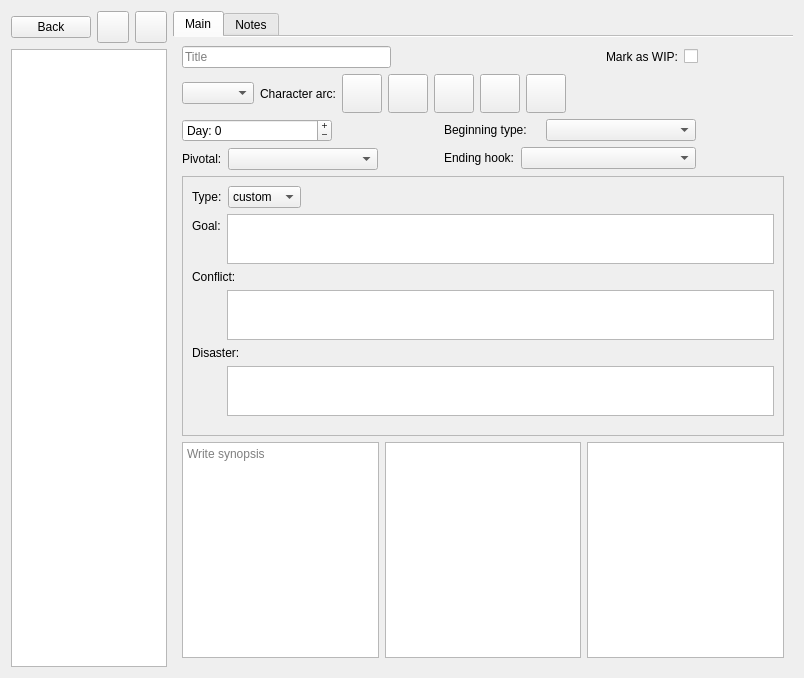
Before: the Qt Designer form ui/scene_editor.ui in zkovari/plotlyst, drawn with Qt 5.
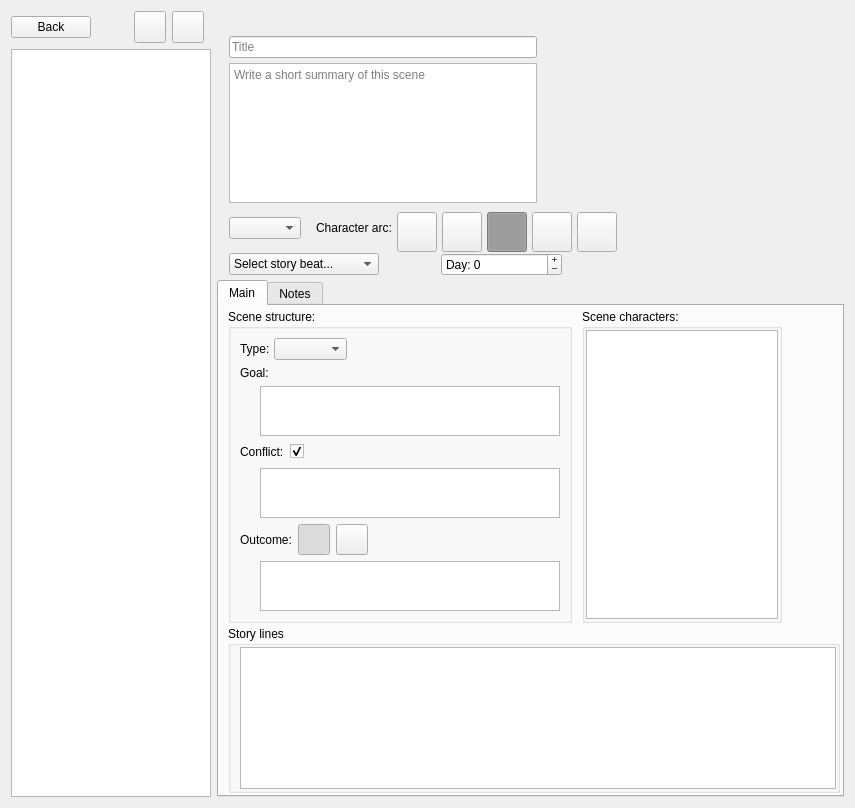
After: the same form once the commit is applied.

What changed in the file:
```diff
--- a/ui/scene_editor.ui
+++ b/ui/scene_editor.ui
@@ -6,14 +6,14 @@
    <rect>
     <x>0</x>
     <y>0</y>
-    <width>804</width>
-    <height>678</height>
+    <width>855</width>
+    <height>808</height>
    </rect>
   </property>
   <property name="windowTitle">
    <string>Form</string>
   </property>
-  <layout class="QHBoxLayout" name="horizontalLayout_12">
+  <layout class="QHBoxLayout" name="horizontalLayout_7">
    <item>
     <layout class="QVBoxLayout" name="verticalLayout">
      <item>
@@ -152,37 +152,58 @@
     </layout>
    </item>
    <item>
-    <widget class="QTabWidget" name="tabWidget">
-     <property name="focusPolicy">
-      <enum>Qt::NoFocus</enum>
+    <layout class="QVBoxLayout" name="verticalLayout_3">
+     <property name="spacing">
+      <number>4</number>
      </property>
-     <property name="tabShape">
-      <enum>QTabWidget::Rounded</enum>
-     </property>
-     <property name="currentIndex">
-      <number>0</number>
-     </property>
-     <property name="iconSize">
+     <item>
+      <spacer name="horizontalSpacer_8">
+       <property name="orientation">
+        <enum>Qt::Horizontal</enum>
+       </property>
+       <property name="sizeHint" stdset="0">
       <size>
-       <width>32</width>
-       <height>32</height>
-      </size>
-     </property>
-     <property name="elideMode">
-      <enum>Qt::ElideMiddle</enum>
-     </property>
-     <property name="documentMode">
-      <bool>true</bool>
-     </property>
-     <widget class="QWidget" name="tabGeneral">
-      <attribute name="title">
-       <string>Main</string>
-      </attribute>
-      <layout class="QVBoxLayout" name="verticalLayout_6">
+         <width>40</width>
+         <height>25</height>
+        </size>
+       </property>
+      </spacer>
+     </item>
+     <item>
+      <widget class="QWidget" name="wdgTop" native="true">
+       <layout class="QVBoxLayout" name="verticalLayout_2">
+        <property name="spacing">
+         <number>5</number>
+        </property>
+        <property name="leftMargin">
+         <number>0</number>
+        </property>
+        <property name="topMargin">
+         <number>0</number>
+        </property>
+        <property name="rightMargin">
+         <number>0</number>
+        </property>
+        <property name="bottomMargin">
+         <number>0</number>
+        </property>
        <item>
         <layout class="QHBoxLayout" name="horizontalLayout_5">
+          <item>
+           <widget class="QLabel" name="lblTitleEmoji">
+            <property name="text">
+             <string/>
+            </property>
+           </widget>
+          </item>
          <item>
           <widget class="QLineEdit" name="lineTitle">
+            <property name="minimumSize">
+             <size>
+              <width>250</width>
+              <height>0</height>
+             </size>
+            </property>
            <property name="maximumSize">
             <size>
              <width>400</width>
@@ -207,39 +228,63 @@
            </property>
           </spacer>
          </item>
+         </layout>
+        </item>
          <item>
-          <widget class="QLabel" name="label_2">
+         <layout class="QHBoxLayout" name="horizontalLayout_6">
+          <item alignment="Qt::AlignTop">
+           <widget class="QLabel" name="lblSynopsisEmoji">
            <property name="text">
-            <string>Mark as WIP:</string>
+             <string/>
            </property>
           </widget>
          </item>
          <item>
-          <widget class="QCheckBox" name="cbWip">
+           <widget class="QTextEdit" name="textSynopsis">
            <property name="minimumSize">
             <size>
-             <width>100</width>
+              <width>300</width>
              <height>0</height>
             </size>
            </property>
            <property name="maximumSize">
             <size>
-             <width>200</width>
+              <width>600</width>
              <height>16777215</height>
             </size>
            </property>
-           <property name="cursor">
-            <cursorShape>PointingHandCursor</cursorShape>
-           </property>
-           <property name="text">
-            <string/>
+            <property name="autoFormatting">
+             <set>QTextEdit::AutoBulletList</set>
+            </property>
+            <property name="placeholderText">
+             <string>Write a short summary of this scene</string>
            </property>
           </widget>
          </item>
+          <item>
+           <spacer name="horizontalSpacer_5">
+            <property name="orientation">
+             <enum>Qt::Horizontal</enum>
+            </property>
+            <property name="sizeHint" stdset="0">
+             <size>
+              <width>40</width>
+              <height>20</height>
+             </size>
+            </property>
+           </spacer>
+          </item>
         </layout>
        </item>
        <item>
         <layout class="QHBoxLayout" name="horizontalLayout">
+          <item>
+           <widget class="QLabel" name="lblPovEmoji">
+            <property name="text">
+             <string/>
+            </property>
+           </widget>
+          </item>
          <item>
           <widget class="QComboBox" name="cbPov">
            <property name="maximumSize">
@@ -251,7 +296,23 @@
           </widget>
          </item>
          <item>
-          <widget class="QLabel" name="label">
+           <spacer name="horizontalSpacer_10">
+            <property name="orientation">
+             <enum>Qt::Horizontal</enum>
+            </property>
+            <property name="sizeType">
+             <enum>QSizePolicy::Preferred</enum>
+            </property>
+            <property name="sizeHint" stdset="0">
+             <size>
+              <width>10</width>
+              <height>20</height>
+             </size>
+            </property>
+           </spacer>
+          </item>
+          <item>
+           <widget class="QLabel" name="lblArc">
            <property name="text">
             <string>Character arc:</string>
            </property>
@@ -259,21 +320,49 @@
          </item>
          <item>
           <widget class="QToolButton" name="btnVeryUnhappy">
+            <property name="minimumSize">
+             <size>
+              <width>40</width>
+              <height>40</height>
+             </size>
+            </property>
+            <property name="maximumSize">
+             <size>
+              <width>32</width>
+              <height>32</height>
+             </size>
+            </property>
            <property name="cursor">
             <cursorShape>PointingHandCursor</cursorShape>
            </property>
+            <property name="styleSheet">
+             <string notr="true">QToolButton:checked {
+	background-color: rgb(239, 0, 0);
+}
+
+QToolButton:hover {
+	border: 1px solid rgb(239, 0, 0);
+}
+
+QToolButton:disabled {   
+	font: grey;
+}</string>
+            </property>
            <property name="text">
             <string/>
            </property>
            <property name="iconSize">
             <size>
-             <width>32</width>
-             <height>32</height>
+              <width>4</width>
+              <height>4</height>
             </size>
            </property>
            <property name="checkable">
             <bool>true</bool>
            </property>
+            <property name="toolButtonStyle">
+             <enum>Qt::ToolButtonTextOnly</enum>
+            </property>
            <attribute name="buttonGroup">
             <string notr="true">buttonGroup</string>
            </attribute>
@@ -281,21 +370,45 @@
          </item>
          <item>
           <widget class="QToolButton" name="btnUnHappy">
+            <property name="minimumSize">
+             <size>
+              <width>40</width>
+              <height>40</height>
+             </size>
+            </property>
+            <property name="maximumSize">
+             <size>
+              <width>32</width>
+              <height>32</height>
+             </size>
+            </property>
            <property name="cursor">
             <cursorShape>PointingHandCursor</cursorShape>
            </property>
+            <property name="styleSheet">
+             <string notr="true">QToolButton:checked {
+	background-color: rgb(255, 142, 43);
+}
+
+QToolButton:hover {
+	border: 1px solid rgb(255, 142, 43);
+}</string>
+            </property>
            <property name="text">
             <string/>
            </property>
            <property name="iconSize">
             <size>
-             <width>32</width>
-             <height>32</height>
+              <width>4</width>
+              <height>4</height>
             </size>
            </property>
            <property name="checkable">
             <bool>true</bool>
            </property>
+            <property name="toolButtonStyle">
+             <enum>Qt::ToolButtonTextOnly</enum>
+            </property>
            <attribute name="buttonGroup">
             <string notr="true">buttonGroup</string>
            </attribute>
@@ -303,21 +416,48 @@
          </item>
          <item>
           <widget class="QToolButton" name="btnNeutral">
+            <property name="minimumSize">
+             <size>
+              <width>40</width>
+              <height>40</height>
+             </size>
+            </property>
+            <property name="maximumSize">
+             <size>
+              <width>32</width>
+              <height>32</height>
+             </size>
+            </property>
            <property name="cursor">
             <cursorShape>PointingHandCursor</cursorShape>
            </property>
+            <property name="styleSheet">
+             <string notr="true">QToolButton::checked {
+	background-color: rgb(171, 171, 171);
+}
+
+QToolButton:hover {
+	border: 1px solid rgb(171, 171, 171);
+}</string>
+            </property>
            <property name="text">
             <string/>
            </property>
            <property name="iconSize">
             <size>
-             <width>32</width>
-             <height>32</height>
+              <width>4</width>
+              <height>4</height>
             </size>
            </property>
            <property name="checkable">
             <bool>true</bool>
            </property>
+            <property name="checked">
+             <bool>true</bool>
+            </property>
+            <property name="toolButtonStyle">
+             <enum>Qt::ToolButtonTextOnly</enum>
+            </property>
            <attribute name="buttonGroup">
             <string notr="true">buttonGroup</string>
            </attribute>
@@ -325,21 +465,45 @@
          </item>
          <item>
           <widget class="QToolButton" name="btnHappy">
+            <property name="minimumSize">
+             <size>
+              <width>40</width>
+              <height>40</height>
+             </size>
+            </property>
+            <property name="maximumSize">
+             <size>
+              <width>32</width>
+              <height>32</height>
+             </size>
+            </property>
            <property name="cursor">
             <cursorShape>PointingHandCursor</cursorShape>
            </property>
+            <property name="styleSheet">
+             <string notr="true">QToolButton:checked {
+	background-color: rgb(136, 255, 115);
+}
+
+QToolButton:hover {
+	border: 1px solid rgb(136, 255, 115);
+}</string>
+            </property>
            <property name="text">
             <string/>
            </property>
            <property name="iconSize">
             <size>
-             <width>32</width>
-             <height>32</height>
+              <width>4</width>
+              <height>4</height>
             </size>
            </property>
            <property name="checkable">
             <bool>true</bool>
            </property>
+            <property name="toolButtonStyle">
+             <enum>Qt::ToolButtonTextOnly</enum>
+            </property>
            <attribute name="buttonGroup">
             <string notr="true">buttonGroup</string>
            </attribute>
@@ -347,21 +511,47 @@
          </item>
          <item>
           <widget class="QToolButton" name="btnVeryHappy">
+            <property name="minimumSize">
+             <size>
+              <width>40</width>
+              <height>40</height>
+             </size>
+            </property>
+            <property name="maximumSize">
+             <size>
+              <width>32</width>
+              <height>32</height>
+             </size>
+            </property>
            <property name="cursor">
             <cursorShape>PointingHandCursor</cursorShape>
            </property>
+            <property name="styleSheet">
+             <string notr="true">QToolButton:checked {
+	background-color: rgb(0, 202, 148);
+}
+
+QToolButton:hover {
+	border: 1px solid rgb(0, 202, 148);
+}
+
+</string>
+            </property>
            <property name="text">
             <string/>
            </property>
            <property name="iconSize">
             <size>
-             <width>32</width>
-             <height>32</height>
+              <width>4</width>
+              <height>4</height>
             </size>
            </property>
            <property name="checkable">
             <bool>true</bool>
            </property>
+            <property name="toolButtonStyle">
+             <enum>Qt::ToolButtonTextOnly</enum>
+            </property>
            <attribute name="buttonGroup">
             <string notr="true">buttonGroup</string>
            </attribute>
@@ -385,7 +575,109 @@
        <item>
         <layout class="QHBoxLayout" name="horizontalLayout_11">
          <item>
-          <layout class="QVBoxLayout" name="verticalLayout_5">
+           <widget class="QLabel" name="lblBeatEmoji">
+            <property name="text">
+             <string/>
+            </property>
+           </widget>
+          </item>
+          <item>
+           <widget class="QComboBox" name="cbPivotal">
+            <property name="minimumSize">
+             <size>
+              <width>150</width>
+              <height>0</height>
+             </size>
+            </property>
+            <property name="maximumSize">
+             <size>
+              <width>200</width>
+              <height>16777215</height>
+             </size>
+            </property>
+            <property name="placeholderText">
+             <string/>
+            </property>
+            <item>
+             <property name="text">
+              <string>Select story beat...</string>
+             </property>
+            </item>
+            <item>
+             <property name="text">
+              <string/>
+             </property>
+            </item>
+            <item>
+             <property name="text">
+              <string>Hook</string>
+             </property>
+            </item>
+            <item>
+             <property name="text">
+              <string>Inciting incident</string>
+             </property>
+            </item>
+            <item>
+             <property name="text">
+              <string>First plot point</string>
+             </property>
+            </item>
+            <item>
+             <property name="text">
+              <string>First pinch point</string>
+             </property>
+            </item>
+            <item>
+             <property name="text">
+              <string>Midpoint</string>
+             </property>
+            </item>
+            <item>
+             <property name="text">
+              <string>Second pinch point</string>
+             </property>
+            </item>
+            <item>
+             <property name="text">
+              <string>Dark moment</string>
+             </property>
+            </item>
+            <item>
+             <property name="text">
+              <string>A-ha moment</string>
+             </property>
+            </item>
+            <item>
+             <property name="text">
+              <string>Climax</string>
+             </property>
+            </item>
+           </widget>
+          </item>
+          <item>
+           <spacer name="horizontalSpacer_6">
+            <property name="orientation">
+             <enum>Qt::Horizontal</enum>
+            </property>
+            <property name="sizeType">
+             <enum>QSizePolicy::Preferred</enum>
+            </property>
+            <property name="sizeHint" stdset="0">
+             <size>
+              <width>45</width>
+              <height>20</height>
+             </size>
+            </property>
+           </spacer>
+          </item>
+          <item>
+           <widget class="QLabel" name="lblDayEmoji">
+            <property name="text">
+             <string/>
+            </property>
+           </widget>
+          </item>
            <item>
             <widget class="QSpinBox" name="sbDay">
              <property name="minimumSize">
@@ -418,225 +710,7 @@
             </widget>
            </item>
            <item>
-            <layout class="QHBoxLayout" name="horizontalLayout_7">
-             <item>
-              <widget class="QLabel" name="label_5">
-               <property name="text">
-                <string>Pivotal:</string>
-               </property>
-              </widget>
-             </item>
-             <item>
-              <widget class="QComboBox" name="cbPivotal">
-               <property name="minimumSize">
-                <size>
-                 <width>150</width>
-                 <height>0</height>
-                </size>
-               </property>
-               <property name="maximumSize">
-                <size>
-                 <width>200</width>
-                 <height>16777215</height>
-                </size>
-               </property>
-               <item>
-                <property name="text">
-                 <string/>
-                </property>
-               </item>
-               <item>
-                <property name="text">
-                 <string>Hook</string>
-                </property>
-               </item>
-               <item>
-                <property name="text">
-                 <string>Inciting incident</string>
-                </property>
-               </item>
-               <item>
-                <property name="text">
-                 <string>First plot point</string>
-                </property>
-               </item>
-               <item>
-                <property name="text">
-                 <string>First pinch point</string>
-                </property>
-               </item>
-               <item>
-                <property name="text">
-                 <string>Midpoint</string>
-                </property>
-               </item>
-               <item>
-                <property name="text">
-                 <string>Second pinch point</string>
-                </property>
-               </item>
-               <item>
-                <property name="text">
-                 <string>Dark moment</string>
-                </property>
-               </item>
-               <item>
-                <property name="text">
-                 <string>A-ha moment</string>
-                </property>
-               </item>
-               <item>
-                <property name="text">
-                 <string>Climax</string>
-                </property>
-               </item>
-              </widget>
-             </item>
-             <item>
-              <spacer name="horizontalSpacer_5">
-               <property name="orientation">
-                <enum>Qt::Horizontal</enum>
-               </property>
-               <property name="sizeType">
-                <enum>QSizePolicy::Expanding</enum>
-               </property>
-               <property name="sizeHint" stdset="0">
-                <size>
-                 <width>60</width>
-                 <height>20</height>
-                </size>
-               </property>
-              </spacer>
-             </item>
-            </layout>
-           </item>
-          </layout>
-         </item>
-         <item>
-          <layout class="QVBoxLayout" name="verticalLayout_2">
-           <item>
-            <layout class="QHBoxLayout" name="horizontalLayout_10">
-             <item>
-              <widget class="QLabel" name="label_7">
-               <property name="text">
-                <string>Beginning type:</string>
-               </property>
-              </widget>
-             </item>
-             <item>
-              <widget class="QComboBox" name="cbBeginningType">
-               <property name="minimumSize">
-                <size>
-                 <width>150</width>
-                 <height>0</height>
-                </size>
-               </property>
-               <property name="maximumSize">
-                <size>
-                 <width>250</width>
-                 <height>16777215</height>
-                </size>
-               </property>
-               <item>
-                <property name="text">
-                 <string/>
-                </property>
-               </item>
-               <item>
-                <property name="text">
-                 <string>Action</string>
-                </property>
-               </item>
-               <item>
-                <property name="text">
-                 <string>Summary</string>
-                </property>
-               </item>
-               <item>
-                <property name="text">
-                 <string>Character's thoughts</string>
-                </property>
-               </item>
-               <item>
-                <property name="text">
-                 <string>Setting</string>
-                </property>
-               </item>
-               <item>
-                <property name="text">
-                 <string>Dialogue</string>
-                </property>
-               </item>
-              </widget>
-             </item>
-            </layout>
-           </item>
-           <item>
-            <layout class="QHBoxLayout" name="horizontalLayout_9">
-             <item>
-              <widget class="QLabel" name="label_6">
-               <property name="text">
-                <string>Ending hook:</string>
-               </property>
-              </widget>
-             </item>
-             <item>
-              <widget class="QComboBox" name="cbEndingHook">
-               <property name="minimumSize">
-                <size>
-                 <width>150</width>
-                 <height>0</height>
-                </size>
-               </property>
-               <property name="maximumSize">
-                <size>
-                 <width>250</width>
-                 <height>16777215</height>
-                </size>
-               </property>
-               <item>
-                <property name="text">
-                 <string/>
-                </property>
-               </item>
-               <item>
-                <property name="text">
-                 <string>Cliffhanger</string>
-                </property>
-               </item>
-               <item>
-                <property name="text">
-                 <string>Epiphany</string>
-                </property>
-               </item>
-               <item>
-                <property name="text">
-                 <string>Revelation</string>
-                </property>
-               </item>
-               <item>
-                <property name="text">
-                 <string>Emotional turmoil</string>
-                </property>
-               </item>
-               <item>
-                <property name="text">
-                 <string>Promise of more revelation</string>
-                </property>
-               </item>
-               <item>
-                <property name="text">
-                 <string>Plottwist</string>
-                </property>
-               </item>
-              </widget>
-             </item>
-            </layout>
-           </item>
-          </layout>
-         </item>
-         <item>
-          <spacer name="horizontalSpacer_8">
+           <spacer name="horizontalSpacer_9">
            <property name="orientation">
             <enum>Qt::Horizontal</enum>
            </property>
@@ -650,17 +724,71 @@
          </item>
         </layout>
        </item>
+       </layout>
+      </widget>
+     </item>
        <item>
-        <widget class="QFrame" name="frame">
-         <property name="frameShape">
-          <enum>QFrame::StyledPanel</enum>
-         </property>
-         <property name="frameShadow">
-          <enum>QFrame::Raised</enum>
-         </property>
+      <widget class="QTabWidget" name="tabWidget">
+       <property name="focusPolicy">
+        <enum>Qt::NoFocus</enum>
+       </property>
+       <property name="tabShape">
+        <enum>QTabWidget::Rounded</enum>
+       </property>
+       <property name="currentIndex">
+        <number>0</number>
+       </property>
+       <property name="iconSize">
+        <size>
+         <width>32</width>
+         <height>32</height>
+        </size>
+       </property>
+       <property name="elideMode">
+        <enum>Qt::ElideNone</enum>
+       </property>
+       <property name="documentMode">
+        <bool>false</bool>
+       </property>
+       <widget class="QWidget" name="tabGeneral">
+        <attribute name="title">
+         <string>Main</string>
+        </attribute>
          <layout class="QVBoxLayout" name="verticalLayout_4">
+         <property name="spacing">
+          <number>3</number>
+         </property>
+         <property name="topMargin">
+          <number>3</number>
+         </property>
+         <property name="rightMargin">
+          <number>2</number>
+         </property>
+         <property name="bottomMargin">
+          <number>2</number>
+         </property>
+         <item>
+          <layout class="QHBoxLayout" name="horizontalLayout_9">
+           <property name="spacing">
+            <number>0</number>
+           </property>
+           <item>
+            <widget class="QGroupBox" name="groupBox">
+             <property name="maximumSize">
+              <size>
+               <width>550</width>
+               <height>16777215</height>
+              </size>
+             </property>
+             <property name="title">
+              <string>Scene structure:</string>
+             </property>
+             <layout class="QVBoxLayout" name="verticalLayout_5">
           <item>
            <layout class="QHBoxLayout" name="horizontalLayout_3">
+                <property name="spacing">
+                 <number>4</number>
+                </property>
             <item>
              <widget class="QLabel" name="label_3">
               <property name="text">
@@ -678,7 +806,7 @@
               </property>
               <item>
                <property name="text">
-                <string>custom</string>
+                    <string/>
                </property>
               </item>
               <item>
@@ -709,40 +837,104 @@
            </layout>
           </item>
           <item>
-           <layout class="QHBoxLayout" name="horizontalLayout_4">
-            <item>
-             <layout class="QFormLayout" name="formLayout">
-              <item row="0" column="0">
                <widget class="QLabel" name="lblType1">
                 <property name="text">
                  <string>Goal:</string>
                 </property>
                </widget>
               </item>
-              <item row="0" column="1">
+              <item>
+               <layout class="QHBoxLayout" name="horizontalLayout_12">
+                <item>
+                 <spacer name="horizontalSpacer_14">
+                  <property name="orientation">
+                   <enum>Qt::Horizontal</enum>
+                  </property>
+                  <property name="sizeType">
+                   <enum>QSizePolicy::Preferred</enum>
+                  </property>
+                  <property name="sizeHint" stdset="0">
+                   <size>
+                    <width>20</width>
+                    <height>20</height>
+                   </size>
+                  </property>
+                 </spacer>
+                </item>
+                <item>
                <widget class="QTextEdit" name="textEvent1">
                 <property name="minimumSize">
                  <size>
-                  <width>400</width>
+                    <width>300</width>
                   <height>0</height>
                  </size>
                 </property>
                 <property name="maximumSize">
                  <size>
-                  <width>16777215</width>
+                    <width>600</width>
                   <height>50</height>
                  </size>
                 </property>
                </widget>
               </item>
-              <item row="1" column="0" colspan="2">
+               </layout>
+              </item>
+              <item>
+               <layout class="QHBoxLayout" name="horizontalLayout_10">
+                <item>
                <widget class="QLabel" name="lblType2">
                 <property name="text">
                  <string>Conflict:</string>
                 </property>
                </widget>
               </item>
-              <item row="2" column="1">
+                <item>
+                 <widget class="QCheckBox" name="cbConflict">
+                  <property name="text">
+                   <string/>
+                  </property>
+                  <property name="checkable">
+                   <bool>true</bool>
+                  </property>
+                  <property name="checked">
+                   <bool>true</bool>
+                  </property>
+                 </widget>
+                </item>
+                <item>
+                 <spacer name="horizontalSpacer_17">
+                  <property name="orientation">
+                   <enum>Qt::Horizontal</enum>
+                  </property>
+                  <property name="sizeHint" stdset="0">
+                   <size>
+                    <width>40</width>
+                    <height>20</height>
+                   </size>
+                  </property>
+                 </spacer>
+                </item>
+               </layout>
+              </item>
+              <item>
+               <layout class="QHBoxLayout" name="horizontalLayout_13">
+                <item>
+                 <spacer name="horizontalSpacer_15">
+                  <property name="orientation">
+                   <enum>Qt::Horizontal</enum>
+                  </property>
+                  <property name="sizeType">
+                   <enum>QSizePolicy::Preferred</enum>
+                  </property>
+                  <property name="sizeHint" stdset="0">
+                   <size>
+                    <width>20</width>
+                    <height>20</height>
+                   </size>
+                  </property>
+                 </spacer>
+                </item>
+                <item>
                <widget class="QTextEdit" name="textEvent2">
                 <property name="sizePolicy">
                  <sizepolicy hsizetype="Expanding" vsizetype="Preferred">
@@ -752,81 +944,191 @@
                 </property>
                 <property name="minimumSize">
                  <size>
-                  <width>400</width>
+                    <width>300</width>
                   <height>0</height>
                  </size>
                 </property>
                 <property name="maximumSize">
                  <size>
-                  <width>16777215</width>
+                    <width>600</width>
                   <height>50</height>
                  </size>
                 </property>
                </widget>
               </item>
-              <item row="3" column="0" colspan="2">
+               </layout>
+              </item>
+              <item>
+               <layout class="QHBoxLayout" name="horizontalLayout_4">
+                <item>
                <widget class="QLabel" name="lblType3">
                 <property name="text">
-                 <string>Disaster:</string>
+                   <string>Outcome:</string>
                 </property>
                </widget>
               </item>
-              <item row="4" column="1">
+                <item>
+                 <widget class="QToolButton" name="btnDisaster">
+                  <property name="maximumSize">
+                   <size>
+                    <width>32</width>
+                    <height>16777215</height>
+                   </size>
+                  </property>
+                  <property name="cursor">
+                   <cursorShape>PointingHandCursor</cursorShape>
+                  </property>
+                  <property name="text">
+                   <string/>
+                  </property>
+                  <property name="iconSize">
+                   <size>
+                    <width>24</width>
+                    <height>24</height>
+                   </size>
+                  </property>
+                  <property name="checkable">
+                   <bool>true</bool>
+                  </property>
+                  <property name="checked">
+                   <bool>true</bool>
+                  </property>
+                  <property name="toolButtonStyle">
+                   <enum>Qt::ToolButtonTextBesideIcon</enum>
+                  </property>
+                  <attribute name="buttonGroup">
+                   <string notr="true">buttonGroup_2</string>
+                  </attribute>
+                 </widget>
+                </item>
+                <item>
+                 <widget class="QToolButton" name="btnResolution">
+                  <property name="maximumSize">
+                   <size>
+                    <width>32</width>
+                    <height>16777215</height>
+                   </size>
+                  </property>
+                  <property name="cursor">
+                   <cursorShape>PointingHandCursor</cursorShape>
+                  </property>
+                  <property name="text">
+                   <string/>
+                  </property>
+                  <property name="iconSize">
+                   <size>
+                    <width>24</width>
+                    <height>24</height>
+                   </size>
+                  </property>
+                  <property name="checkable">
+                   <bool>true</bool>
+                  </property>
+                  <property name="toolButtonStyle">
+                   <enum>Qt::ToolButtonTextBesideIcon</enum>
+                  </property>
+                  <attribute name="buttonGroup">
+                   <string notr="true">buttonGroup_2</string>
+                  </attribute>
+                 </widget>
+                </item>
+                <item>
+                 <spacer name="horizontalSpacer_13">
+                  <property name="orientation">
+                   <enum>Qt::Horizontal</enum>
+                  </property>
+                  <property name="sizeHint" stdset="0">
+                   <size>
+                    <width>40</width>
+                    <height>20</height>
+                   </size>
+                  </property>
+                 </spacer>
+                </item>
+               </layout>
+              </item>
+              <item>
+               <layout class="QHBoxLayout" name="horizontalLayout_14">
+                <item>
+                 <spacer name="horizontalSpacer_16">
+                  <property name="orientation">
+                   <enum>Qt::Horizontal</enum>
+                  </property>
+                  <property name="sizeType">
+                   <enum>QSizePolicy::Preferred</enum>
+                  </property>
+                  <property name="sizeHint" stdset="0">
+                   <size>
+                    <width>20</width>
+                    <height>20</height>
+                   </size>
+                  </property>
+                 </spacer>
+                </item>
+                <item>
                <widget class="QTextEdit" name="textEvent3">
                 <property name="minimumSize">
                  <size>
-                  <width>400</width>
+                    <width>300</width>
                   <height>0</height>
                  </size>
                 </property>
                 <property name="maximumSize">
                  <size>
-                  <width>16777215</width>
+                    <width>600</width>
                   <height>50</height>
                  </size>
                 </property>
                </widget>
               </item>
-              <item row="5" column="1">
-               <widget class="QWidget" name="widget" native="true">
-                <layout class="QHBoxLayout" name="horizontalLayout_6">
+               </layout>
+              </item>
+             </layout>
+            </widget>
+           </item>
+           <item>
+            <spacer name="horizontalSpacer_12">
+             <property name="orientation">
+              <enum>Qt::Horizontal</enum>
+             </property>
+             <property name="sizeType">
+              <enum>QSizePolicy::Preferred</enum>
+             </property>
+             <property name="sizeHint" stdset="0">
+              <size>
+               <width>10</width>
+               <height>20</height>
+              </size>
+             </property>
+            </spacer>
+           </item>
+           <item>
+            <widget class="QGroupBox" name="groupBox_2">
+             <property name="maximumSize">
+              <size>
+               <width>200</width>
+               <height>16777215</height>
+              </size>
+             </property>
+             <property name="title">
+              <string>Scene characters:</string>
+             </property>
+             <layout class="QVBoxLayout" name="verticalLayout_6">
                  <property name="spacing">
-                  <number>3</number>
+               <number>1</number>
                  </property>
                  <property name="leftMargin">
-                  <number>2</number>
+               <number>1</number>
                  </property>
                  <property name="topMargin">
-                  <number>2</number>
+               <number>1</number>
                  </property>
                  <property name="rightMargin">
-                  <number>2</number>
+               <number>1</number>
                  </property>
                  <property name="bottomMargin">
-                  <number>2</number>
-                 </property>
-                </layout>
-               </widget>
-              </item>
-             </layout>
-            </item>
-           </layout>
-          </item>
-         </layout>
-        </widget>
-       </item>
-       <item>
-        <layout class="QHBoxLayout" name="horizontalLayout_2">
-         <item>
-          <widget class="QTextEdit" name="textSynopsis">
-           <property name="autoFormatting">
-            <set>QTextEdit::AutoBulletList</set>
-           </property>
-           <property name="placeholderText">
-            <string>Write synopsis</string>
-           </property>
-          </widget>
-         </item>
+               <number>1</number>
+              </property>
          <item>
           <widget class="QTableView" name="tblCharacters">
            <property name="selectionMode">
@@ -846,10 +1148,51 @@
            </attribute>
           </widget>
          </item>
+             </layout>
+            </widget>
+           </item>
+           <item>
+            <spacer name="horizontalSpacer_11">
+             <property name="orientation">
+              <enum>Qt::Horizontal</enum>
+             </property>
+             <property name="sizeHint" stdset="0">
+              <size>
+               <width>40</width>
+               <height>20</height>
+              </size>
+             </property>
+            </spacer>
+           </item>
+          </layout>
+         </item>
+         <item>
+          <layout class="QHBoxLayout" name="horizontalLayout_2">
+           <item>
+            <widget class="QGroupBox" name="groupBox_3">
+             <property name="title">
+              <string>Story lines</string>
+             </property>
+             <layout class="QVBoxLayout" name="verticalLayout_8">
+              <property name="spacing">
+               <number>1</number>
+              </property>
+              <property name="topMargin">
+               <number>1</number>
+              </property>
+              <property name="rightMargin">
+               <number>1</number>
+              </property>
+              <property name="bottomMargin">
+               <number>1</number>
+              </property>
          <item>
           <widget class="QListView" name="lstStoryLines"/>
          </item>
         </layout>
+            </widget>
+           </item>
+          </layout>
        </item>
       </layout>
      </widget>
@@ -873,6 +1216,8 @@
     </widget>
    </item>
   </layout>
+   </item>
+  </layout>
  </widget>
  <resources/>
  <connections/>
```
Left out of the diff: 15 changed lines with no effect on the pictures. Lines whose indentation alone changed are shown as unchanged.
